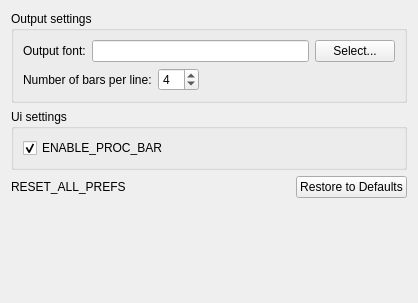
Before: the Qt Designer form prefsapp.ui in domoritz/drummy, drawn with Qt 5.
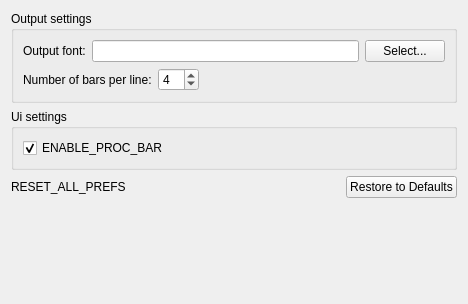
After: the same form once the commit is applied.

What changed in the file:
```diff
--- a/prefsapp.ui
+++ b/prefsapp.ui
@@ -6,8 +6,8 @@
    <rect>
     <x>0</x>
     <y>0</y>
-    <width>418</width>
-    <height>303</height>
+    <width>468</width>
+    <height>304</height>
    </rect>
   </property>
   <property name="sizePolicy">
```
